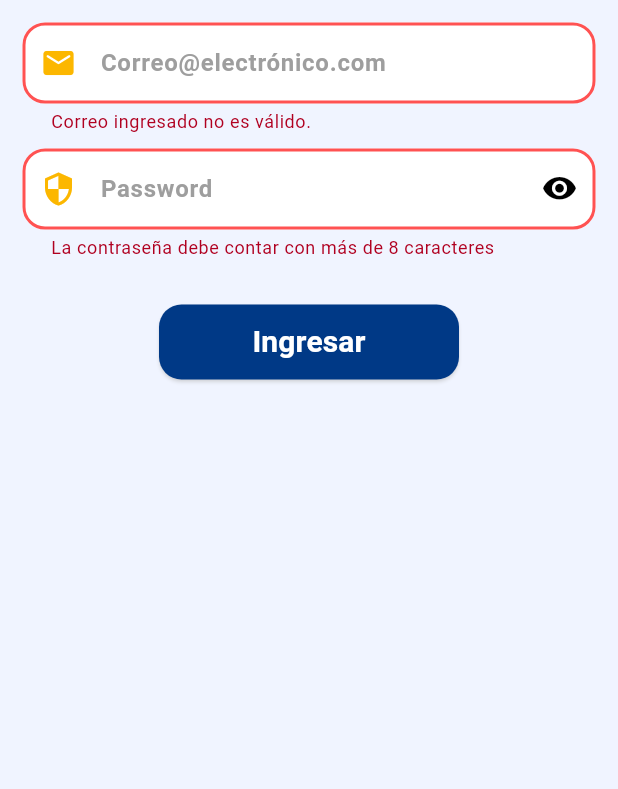
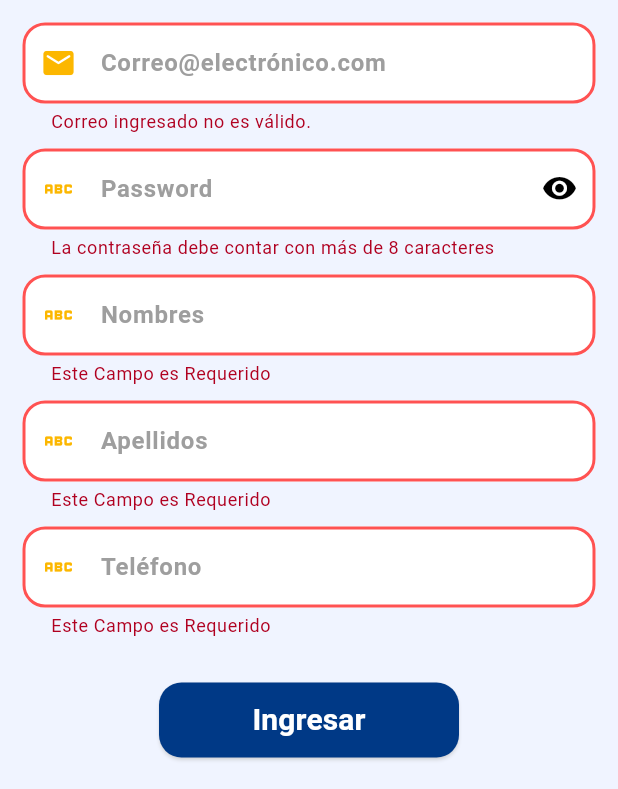
Before and after one commit to redlein/buscappme2, a Flutter app: the TabLoginScreen screen opened by its route, tab 2 chosen, after a tap on "Ingresar", on a phone screen of 412 x 824 dp, the part 447-1236 px from its top. Run offline on Flutter 3.47's test engine with Material 2 defaults, Android fonts, the phone set to English and light mode, and no system bars; our stand-ins replace flutter_secure_storage, font_awesome_flutter, google_fonts, google_mobile_ads, image_picker, lottie and 3 more; accounts and stored records are empty; network calls fail.

Commit message:
Login Registro datos adicionales, perfil

```diff
--- a/lib/Pages/profile_page.dart
+++ b/lib/Pages/profile_page.dart
@@ -396,7 +396,7 @@ class _ProfilePageState extends State<ProfilePage> {
                       onTap: () {},
                     ),
                     _CustomListTitle(
-                      title: Preferences.numberDocument,
+                      title: Preferences.email,
                       leading: const Icon(
                         Icons.person,
                         color: Colors.grey,
--- a/lib/domain/providers/login_provider.dart
+++ b/lib/domain/providers/login_provider.dart
@@ -5,6 +5,10 @@ class LoginProvider extends ChangeNotifier {
 
   String email = '';
   String password = '';
+  String nombres = '';
+  String apellidos = '';
+  String phone = '';
+  int tipoUsuario = 0;
 
   bool _isLoading = false;
 
@@ -25,6 +29,12 @@ class LoginProvider extends ChangeNotifier {
       email = value;
     } else if (input == 'password') {
       password = value;
+    } else if (input == 'nombres') {
+      nombres = value;
+    } else if (input == 'apellidos') {
+      apellidos = value;
+    } else if (input == 'phone') {
+      phone = value;
     }
   }
 }
--- a/lib/preferences/preferences.dart
+++ b/lib/preferences/preferences.dart
@@ -6,6 +6,8 @@ class Preferences {
   static String _img = '';
   static String _name = '';
   static String _lastname = '';
+  static String _telefono = '';
+  static int _tipoUsuario = 0;
   static String _city = '';
   static String _country = '';
   static int _gender = 1;
@@ -50,6 +52,17 @@ class Preferences {
   static set lastname(String lastname) {
     _lastname = lastname;
     _prefs.setString('lastname', lastname);
+  }
+  //
+
+  //Tipo Usuario
+  static int get tipoUsuario {
+    return _prefs.getInt('tipoUsuario') ?? _tipoUsuario;
+  }
+
+  static set tipoUsuario(int tipoUsuario) {
+    _tipoUsuario = tipoUsuario;
+    _prefs.setInt('tipoUsuario', tipoUsuario);
   }
   //
 
--- a/lib/routes/routes.dart
+++ b/lib/routes/routes.dart
@@ -25,7 +25,7 @@ class MyRoutes {
         return MaterialPageRoute(builder: (context) => const TabLoginScreen());
 
       case ('/home'):
-        return MaterialPageRoute(builder: (context) => const contactoScreen());
+        return MaterialPageRoute(builder: (context) => const ListarBusquedasScreen());
 
       case ('/publicar_busqueda'):
         return MaterialPageRoute(
--- a/lib/screen/login/login_screen.dart
+++ b/lib/screen/login/login_screen.dart
@@ -1,4 +1,5 @@
 
+import 'package:buscappme/index_main.dart';
 import 'package:buscappme/util/color_util.dart';
 import 'package:flutter/material.dart';
 import 'package:provider/provider.dart';
@@ -26,11 +27,11 @@ class LoginScreen extends StatelessWidget {
             padding: const EdgeInsets.all(15),
             child: Column(
               children: [
-                LoginInput(controller: controllerCorreo, input: 'email'),
+                LoginInput(controller: controllerCorreo, input: 'email', hintText: 'Correo@electrónico.com'),
                 const SizedBox(
                   height: 10,
                 ),
-                const LoginInput(controller: null, input: 'password'),
+                const LoginInput(controller: null, input: 'password', hintText: 'Password'),
                 const SizedBox(
                   height: 30,
                 ),
@@ -51,18 +52,32 @@ class LoginScreen extends StatelessWidget {
                       if (!loginProvider.isValidForm()) return;
                       loginProvider.isLoading = true;
 
-                      final String? errorMessage = await authService.login(
+                      dynamic response = await authService.login(
                         loginProvider.email,
                         loginProvider.password,
                       );
 
-                      if (errorMessage != null) {
+                      if (response != null) {
                         SnackbarService.verSnackbar( 'Correo y/o contraseña inválido');
                         loginProvider.isLoading = false;
                         return;
                       }
 
-                      // ignore: use_build_context_synchronously
+                      response = await authService.getUsuarioSupabase(
+                        loginProvider.email
+                      );
+
+                      loginProvider.nombres = response['nombre'];
+                      loginProvider.apellidos = response['apellidos'];
+                      loginProvider.phone = response['telefono'];
+                      loginProvider.tipoUsuario = response['tipo_usuario'];
+
+                      Preferences.email = loginProvider.email;
+                      Preferences.name = loginProvider.nombres;
+                      Preferences.lastname = loginProvider.apellidos;
+                      Preferences.number = loginProvider.phone;
+                      Preferences.tipoUsuario = loginProvider.tipoUsuario;
+
                       Navigator.pushReplacementNamed( context, MyRoutes.rHOME);
                     },
                     child: loginProvider.isLoading ? const CircularProgressIndicator(
--- a/lib/screen/login/register_screen.dart
+++ b/lib/screen/login/register_screen.dart
@@ -1,5 +1,6 @@
 import 'package:buscappme/domain/services/auth_service.dart';
 import 'package:buscappme/domain/services/snackbar_service.dart';
+import 'package:buscappme/index_main.dart';
 import 'package:buscappme/routes/routes.dart';
 import 'package:buscappme/util/color_util.dart';
 import 'package:flutter/material.dart';
@@ -24,11 +25,17 @@ class RegisterScreen extends StatelessWidget {
             padding: const EdgeInsets.all(15),
             child: Column(
               children: [
-                LoginInput(controller: controllerCorreo, input: 'email'),
+                LoginInput(controller: controllerCorreo, input: 'email', hintText: 'Correo@electrónico.com'),
                 const SizedBox(
                   height: 10,
                 ),
-                const LoginInput(controller: null, input: 'password'),
+                const LoginInput(controller: null, input: 'password', hintText: 'Password'),
+                const SizedBox(height: 10),
+                const LoginInput(controller: null, input: 'nombres', hintText: 'Nombres'),
+                const SizedBox(height: 10),
+                const LoginInput(controller: null, input: 'apellidos', hintText: 'Apellidos'),
+                const SizedBox(height: 10),
+                const LoginInput(controller: null, input: 'phone', hintText: 'Teléfono'),
                 const SizedBox(
                   height: 30,
                 ),
@@ -52,22 +59,39 @@ class RegisterScreen extends StatelessWidget {
                             if (!loginProvider.isValidForm()) return;
                             loginProvider.isLoading = true;
 
-                            final String? errorMessage =
-                                await authService.createUser(
+                            dynamic response = await authService.createUser(
                               loginProvider.email,
                               loginProvider.password,
                             );
 
-                            if (errorMessage != null) {
-                              SnackbarService.verSnackbar(
-                                  'Correo y/o contraseña inválido');
+                            if (! response.containsKey('idToken')) {
+                              SnackbarService.verSnackbar('Correo y/o contraseña inválido');
                               loginProvider.isLoading = false;
                               return;
                             }
 
+                            response = await authService.createUserSupabase(
+                              loginProvider.email,
+                              loginProvider.nombres,
+                              loginProvider.apellidos,
+                              loginProvider.phone
+                            );
+
+                            if (response != null) {
+                              SnackbarService.verSnackbar(response);
+                              loginProvider.isLoading = false;
+                              return;
+                            }
+                            loginProvider.isLoading = false;
+
+                            Preferences.email = loginProvider.email;
+                            Preferences.name = loginProvider.nombres;
+                            Preferences.lastname = loginProvider.apellidos;
+                            Preferences.number = loginProvider.phone;
+                            Preferences.tipoUsuario = 0;
+
                             // ignore: use_build_context_synchronously
-                            Navigator.pushReplacementNamed(
-                                context, MyRoutes.rHOME);
+                            Navigator.pushReplacementNamed(context, MyRoutes.rHOME);
                           },
                     child: loginProvider.isLoading
                         ? const CircularProgressIndicator(
--- a/lib/widgets/login_input.dart
+++ b/lib/widgets/login_input.dart
@@ -6,8 +6,9 @@ import 'package:provider/provider.dart';
 class LoginInput extends StatefulWidget {
   final TextEditingController? controller;
   final String input;
+  final String hintText;
 
-  const LoginInput({super.key, required this.controller, required this.input});
+  const LoginInput({super.key, required this.controller, required this.input, required this.hintText});
 
   @override
   State<LoginInput> createState() => _LoginInputState();
@@ -38,12 +39,11 @@ class _LoginInputState extends State<LoginInput> {
       obscureText: _ispassword && widget.input == 'password',
       keyboardType: widget.input == 'email'
           ? TextInputType.emailAddress
-          : TextInputType.text,
+          : (widget.input == 'phone') ? TextInputType.phone : TextInputType.text,
       decoration: _buildDecoration(
-        hintText:
-            widget.input == 'email' ? 'Correo@electrónico.com' : 'Password',
+        hintText: widget.hintText,
         prefixIcon: Icon(
-          widget.input == 'email' ? Icons.email_rounded : Icons.security,
+          widget.input == 'email' ? Icons.email_rounded : (widget.input == 'email') ? Icons.security : Icons.abc,
           color: ColorsPanel.cYellow,
         ),
         suffixIcon: widget.input == 'password'
@@ -61,17 +61,16 @@ class _LoginInputState extends State<LoginInput> {
       onChanged: (value) => loginProvider.setValueINput(value, widget.input),
       validator: (value) {
         if (widget.input == 'password') {
-          return (value != null && value.length >= 8)
-              ? null
-              : 'La contraseña debe contar con más de 8 caracteres';
+          return (value != null && value.length >= 8) ? null : 'La contraseña debe contar con más de 8 caracteres';
         }
-        String pattern =
-            r'^(([^<>()[\]\\.,;:\s@\"]+(\.[^<>()[\]\\.,;:\s@\"]+)*)|(\".+\"))@((\[[0-9]{1,3}\.[0-9]{1,3}\.[0-9]{1,3}\.[0-9]{1,3}\])|(([a-zA-Z\-0-9]+\.)+[a-zA-Z]{2,}))$';
-        RegExp regExp = RegExp(pattern);
+        if (widget.input == 'email') {
+          String pattern = r'^(([^<>()[\]\\.,;:\s@\"]+(\.[^<>()[\]\\.,;:\s@\"]+)*)|(\".+\"))@((\[[0-9]{1,3}\.[0-9]{1,3}\.[0-9]{1,3}\.[0-9]{1,3}\])|(([a-zA-Z\-0-9]+\.)+[a-zA-Z]{2,}))$';
+          RegExp regExp = RegExp(pattern);
 
-        return regExp.hasMatch(value ?? '')
-            ? null
-            : 'Correo ingresado no es válido.';
+          return regExp.hasMatch(value ?? '') ? null : 'Correo ingresado no es válido.';
+        }
+
+        return (value != null && value != '') ? null : 'Este Campo es Requerido';
       },
     );
   }
```
Also changed, not shown: lib/domain/services/auth_service.dart (+48 -3 lines).
